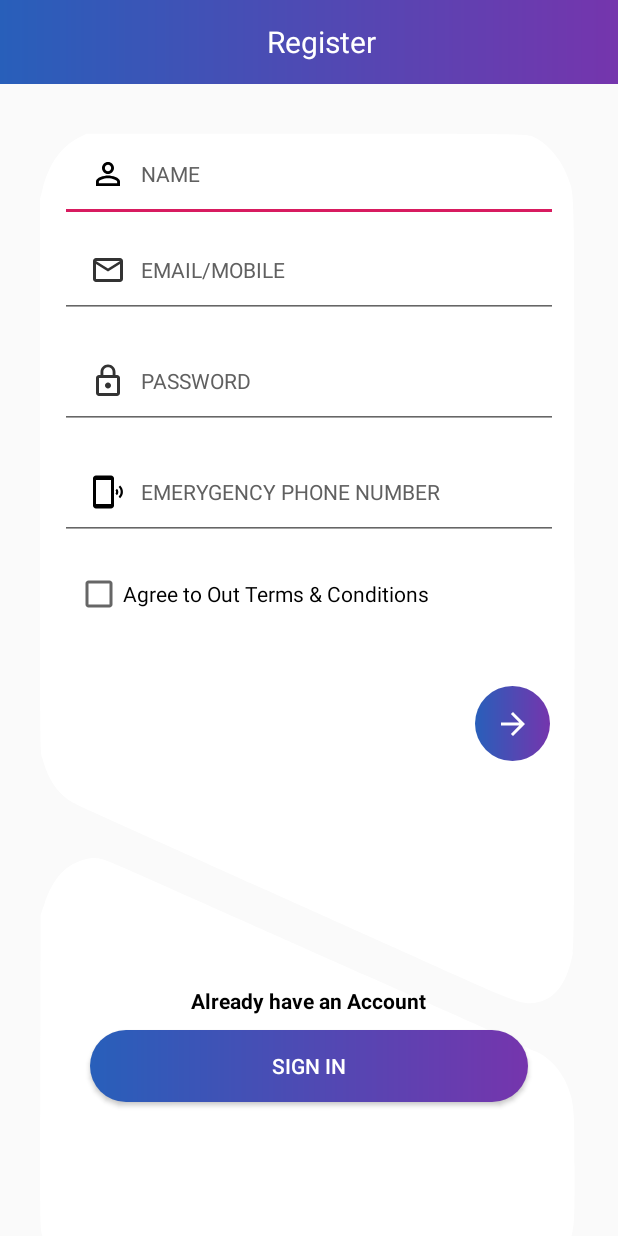
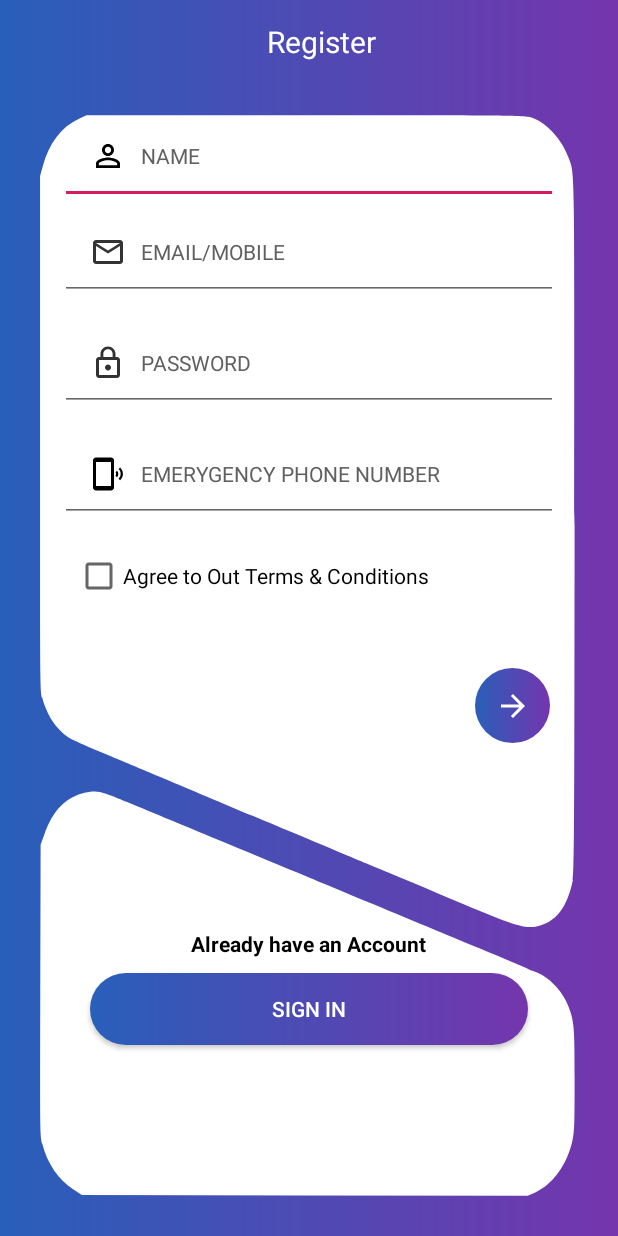
Before and after one commit to princexoleo/Be-Safe-lite, an Android app: the SignUpActivity screen opened directly, with no data from a screen before it, on a phone screen of 412 x 824 dp. Run offline under Robolectric (Android 15) with nearby library versions, the phone set to English and light mode, and no system bars.

Commit message:
updated XML design

```diff
--- a/app/src/main/res/layout/activity_main.xml
+++ b/app/src/main/res/layout/activity_main.xml
@@ -4,6 +4,7 @@
     xmlns:tools="http://schemas.android.com/tools"
     android:layout_width="match_parent"
     android:layout_height="match_parent"
+    android:background="@drawable/background"
     tools:context=".MainActivity">
 
 
@@ -38,6 +39,7 @@
         android:layout_centerHorizontal="true"
         android:layout_marginTop="8dp"
         android:orientation="vertical"
+        app:layout_constraintBottom_toBottomOf="parent"
         app:layout_constraintEnd_toEndOf="parent"
         app:layout_constraintStart_toStartOf="parent"
         app:layout_constraintTop_toBottomOf="@+id/toolbar"
@@ -47,7 +49,7 @@
             android:layout_width="match_parent"
             android:layout_height="wrap_content"
             android:layout_marginStart="20dp"
-            android:layout_marginTop="20dp"
+            android:layout_marginTop="8dp"
             android:layout_marginEnd="20dp"
             android:layout_marginBottom="20dp"
             android:background="@drawable/layout_background"
@@ -118,10 +120,11 @@
                 <TextView
                     android:layout_width="wrap_content"
                     android:layout_height="wrap_content"
-                    android:layout_gravity="center"
-                    android:layout_marginTop="25dp"
+                    android:layout_gravity="center_horizontal"
+                    android:paddingRight="4dp"
+                    android:layout_marginEnd="20dp"
+                    android:layout_marginTop="35dp"
                     android:text="Don't have an Account"
-                    android:textAlignment="center"
                     android:textColor="@android:color/black"
                     android:textStyle="bold" />
 
--- a/app/src/main/res/layout/activity_sign_up.xml
+++ b/app/src/main/res/layout/activity_sign_up.xml
@@ -4,6 +4,7 @@
     xmlns:tools="http://schemas.android.com/tools"
     android:layout_width="match_parent"
     android:layout_height="match_parent"
+    android:background="@drawable/background"
     tools:context=".SignUpActivity">
 
     <androidx.appcompat.widget.Toolbar
@@ -37,68 +38,71 @@
         android:layout_centerHorizontal="true"
         android:layout_marginTop="8dp"
         android:orientation="vertical"
+        app:layout_constraintBottom_toBottomOf="parent"
         app:layout_constraintEnd_toEndOf="parent"
         app:layout_constraintStart_toStartOf="parent"
         app:layout_constraintTop_toBottomOf="@+id/toolbar"
+        app:layout_constraintVertical_bias="0.6"
         tools:ignore="MissingConstraints">
 
         <LinearLayout
             android:layout_width="match_parent"
+            android:layout_height="match_parent"
             android:layout_marginStart="20dp"
+            android:layout_marginTop="8dp"
             android:layout_marginEnd="20dp"
-            android:layout_marginTop="20dp"
-            android:orientation="vertical"
-            android:layout_height="match_parent"
             android:layout_marginBottom="20dp"
+            android:background="@drawable/layout_background"
             android:gravity="center"
-            android:background="@drawable/layout_background">
+            android:orientation="vertical">
 
             <LinearLayout
                 android:layout_width="match_parent"
                 android:layout_height="430dp"
-                android:orientation="vertical"
-                >
+                android:orientation="vertical">
+
                 <EditText
+                    android:id="@+id/r_name"
                     android:layout_width="match_parent"
                     android:layout_height="wrap_content"
+                    android:layout_marginStart="20dp"
+                    android:layout_marginEnd="20dp"
                     android:drawableLeft="@drawable/ic_perm_identity_black_24dp"
-                    android:layout_marginEnd="20dp"
-                    android:id="@+id/r_name"
-                    android:layout_marginStart="20dp"
-                    android:textSize="14sp"
                     android:drawablePadding="10dp"
                     android:hint="NAME"
+                    android:inputType="textPersonName"
                     android:padding="20dp"
                     android:textColorHint="#606060"
-                    android:inputType="textPersonName"/>
+                    android:textSize="14sp" />
 
                 <EditText
+                    android:id="@+id/email"
                     android:layout_width="match_parent"
                     android:layout_height="wrap_content"
+                    android:layout_marginStart="20dp"
+                    android:layout_marginEnd="20dp"
+                    android:drawableLeft="@drawable/ic_mail_outline_black_24dp"
                     android:drawablePadding="10dp"
-                    android:id="@+id/email"
-                    android:drawableLeft="@drawable/ic_mail_outline_black_24dp"
-                    android:layout_marginEnd="20dp"
-                    android:layout_marginStart="20dp"
                     android:hint="EMAIL/MOBILE"
+                    android:inputType="text"
                     android:padding="20dp"
-                    android:textSize="14sp"
                     android:textColorHint="#606060"
-                    android:inputType="text"/>
+                    android:textSize="14sp" />
+
                 <EditText
+                    android:id="@+id/password"
                     android:layout_width="match_parent"
                     android:layout_height="wrap_content"
+                    android:layout_marginStart="20dp"
                     android:layout_marginTop="10dp"
+                    android:layout_marginEnd="20dp"
                     android:drawableLeft="@drawable/ic_lock_outline_black_24dp"
-                    android:layout_marginEnd="20dp"
-                    android:id="@+id/password"
-                    android:layout_marginStart="20dp"
-                    android:textSize="14sp"
                     android:drawablePadding="10dp"
                     android:hint="PASSWORD"
+                    android:inputType="textPassword"
                     android:padding="20dp"
                     android:textColorHint="#606060"
-                    android:inputType="textPassword"/>
+                    android:textSize="14sp" />
 
                 <EditText
                     android:id="@+id/emergency_phone"
@@ -116,32 +120,33 @@
                     android:textSize="14sp" />
 
                 <CheckBox
+                    android:id="@+id/checkbox"
                     android:layout_width="match_parent"
                     android:layout_height="wrap_content"
-                    android:text="Agree to Out Terms &amp; Conditions"
-                    android:id="@+id/checkbox"
+                    android:layout_marginLeft="30dp"
                     android:layout_marginTop="20dp"
-                    android:layout_marginLeft="30dp" />
+                    android:text="Agree to Out Terms &amp; Conditions" />
 
                 <ImageButton
+                    android:id="@+id/r_signup_btn"
                     android:layout_width="50dp"
                     android:layout_height="50dp"
                     android:layout_gravity="end"
                     android:layout_marginTop="45dp"
                     android:layout_marginEnd="25dp"
-                    android:id="@+id/r_signup_btn"
-                    android:src="@drawable/ic_arrow_forward_black_24dp"
-                    android:background="@drawable/button_background"/>
+                    android:background="@drawable/button_background"
+                    android:src="@drawable/ic_arrow_forward_black_24dp" />
 
 
             </LinearLayout>
 
             <LinearLayout
-                android:layout_marginTop="10dp"
                 android:layout_width="match_parent"
                 android:layout_height="match_parent"
-                android:orientation="vertical"
-                android:gravity="center">
+                android:layout_marginTop="10dp"
+                android:gravity="center"
+                android:orientation="vertical">
+
                 <TextView
                     android:layout_width="wrap_content"
                     android:layout_height="wrap_content"
@@ -152,13 +157,13 @@
                     android:textStyle="bold" />
 
                 <Button
+                    android:id="@+id/r_signin_btn"
                     android:layout_width="match_parent"
                     android:layout_height="wrap_content"
                     android:layout_gravity="center"
                     android:layout_marginLeft="40dp"
+                    android:layout_marginTop="10dp"
                     android:layout_marginRight="40dp"
-                    android:layout_marginTop="10dp"
-                    android:id="@+id/r_signin_btn"
                     android:background="@drawable/button_background"
                     android:text="SIGN IN"
                     android:textColor="@android:color/white" />
```
